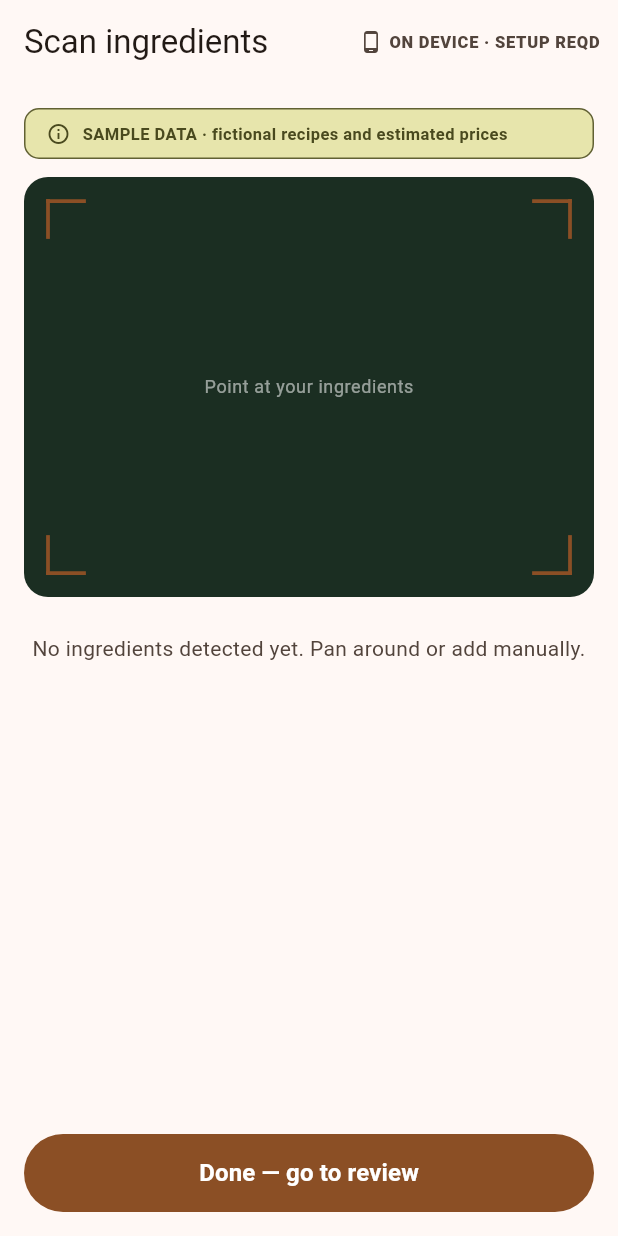
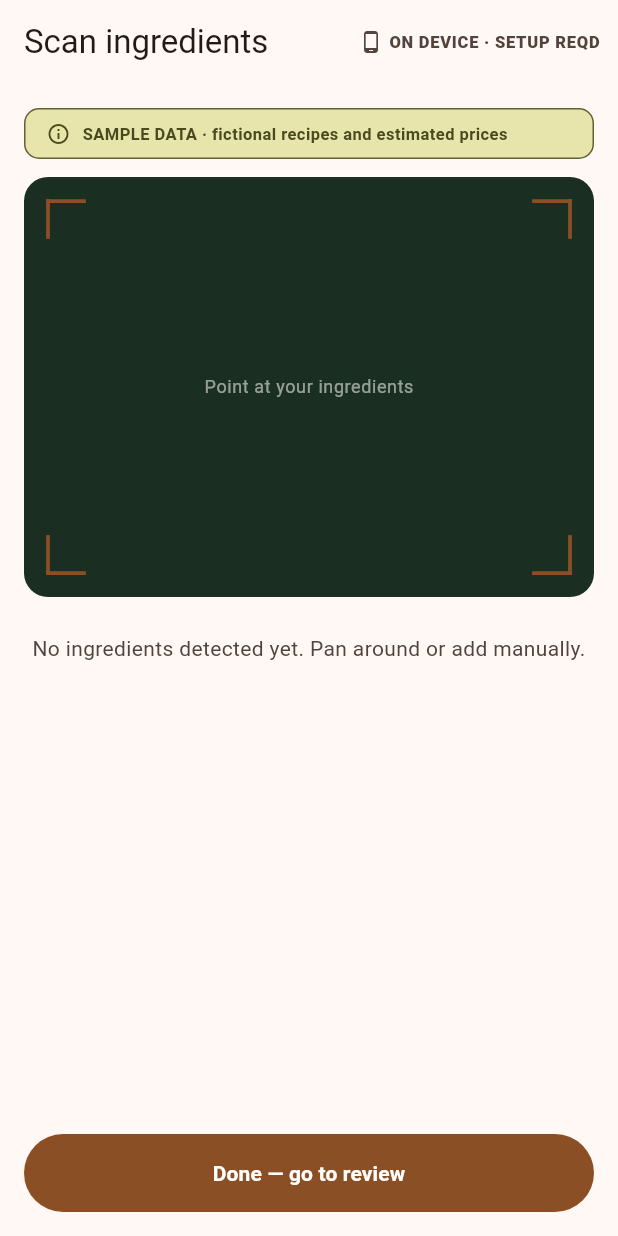
Before and after one commit to novadar-star/APPBUILDERS, a Flutter app: the screen it shows after launch, after a tap on "Start Scanning", on a phone screen of 412 x 824 dp. Run offline on Flutter 3.47's test engine with Material 3 defaults, Android fonts, the phone set to English and light mode, and no system bars; our stand-ins replace camera, flutter_riverpod, go_router, image_picker, shared_preferences.

Commit message:
fix: resolve all 5 blocking UI review findings

```diff
--- a/lib/features/detail/detail_screen.dart
+++ b/lib/features/detail/detail_screen.dart
@@ -480,7 +480,7 @@ class _AdaptedRecipeView extends StatelessWidget {
           _SectionHeading(
             icon: Icons.check_circle,
             label: 'You already have',
-            color: const Color(0xFF388E3C),
+            color: colorScheme.tertiary,
           ),
           const SizedBox(height: 6),
           ...owned.map((ai) => _IngredientRow(
@@ -496,7 +496,7 @@ class _AdaptedRecipeView extends StatelessWidget {
           _SectionHeading(
             icon: Icons.swap_horiz,
             label: 'Substitutions',
-            color: Colors.amber.shade700,
+            color: colorScheme.tertiary,
           ),
           const SizedBox(height: 6),
           ...substituted.map((ai) => _IngredientRow(
@@ -626,7 +626,7 @@ class _BaseRecipeView extends StatelessWidget {
           _SectionHeading(
             icon: Icons.check_circle,
             label: 'You have',
-            color: const Color(0xFF388E3C),
+            color: colorScheme.tertiary,
           ),
           const SizedBox(height: 4),
           ...owned.map((ri) => _IngredientRow(
--- a/lib/features/home/home_screen.dart
+++ b/lib/features/home/home_screen.dart
@@ -106,8 +106,7 @@ class HomeScreen extends ConsumerWidget {
                   },
                   child: const Text(
                     'Start Scanning',
-                    style: TextStyle(
-                        fontSize: 16, fontWeight: FontWeight.w700),
+                    style: TextStyle(fontWeight: FontWeight.w700),
                   ),
                 ),
               ),
@@ -122,8 +121,7 @@ class HomeScreen extends ConsumerWidget {
                   icon: const Icon(Icons.edit_note),
                   label: const Text(
                     'Add ingredients manually',
-                    style: TextStyle(
-                        fontSize: 16, fontWeight: FontWeight.w600),
+                    style: TextStyle(fontWeight: FontWeight.w600),
                   ),
                 ),
               ),
--- a/lib/features/review/review_screen.dart
+++ b/lib/features/review/review_screen.dart
@@ -254,9 +254,9 @@ class _ReviewScreenState extends ConsumerState<ReviewScreen> {
                   onPressed: () {
                     ref.read(ownedIngredientsProvider.notifier).state = {};
                   },
-                  child: const Text(
+                  child: Text(
                     'Clear all',
-                    style: TextStyle(color: Colors.red),
+                    style: TextStyle(color: colorScheme.error),
                   ),
                 ),
               ),
@@ -365,7 +365,7 @@ class _ReviewScreenState extends ConsumerState<ReviewScreen> {
                 child: const Text(
                   'Find recipes',
                   style:
-                      TextStyle(fontSize: 16, fontWeight: FontWeight.w700),
+                      TextStyle(fontWeight: FontWeight.w700),
                 ),
               ),
             ),
--- a/lib/features/scan/scan_screen.dart
+++ b/lib/features/scan/scan_screen.dart
@@ -268,8 +268,7 @@ class _ScanScreenState extends ConsumerState<ScanScreen> {
                   onPressed: _onDone,
                   child: const Text(
                     'Done — go to review',
-                    style: TextStyle(
-                        fontSize: 16, fontWeight: FontWeight.w700),
+                    style: TextStyle(fontWeight: FontWeight.w700),
                   ),
                 ),
               ),
--- a/lib/shared/on_device_badge.dart
+++ b/lib/shared/on_device_badge.dart
@@ -51,7 +51,7 @@ class OnDeviceBadge extends StatelessWidget {
       iconColor = colorScheme.onSurfaceVariant;
     } else if (bothReady) {
       label = 'On-device models · Ready';
-      iconColor = const Color(0xFF388E3C);
+      iconColor = colorScheme.tertiary;
     } else {
       label = 'On-device models · Setup required';
       iconColor = colorScheme.onSurfaceVariant;
@@ -132,7 +132,7 @@ class OnDeviceMini extends StatelessWidget {
       color = colorScheme.primary;
     } else if (bothReady) {
       tag = 'ON DEVICE · READY';
-      color = const Color(0xFF388E3C);
+      color = colorScheme.tertiary;
     } else {
       tag = 'ON DEVICE · SETUP REQD';
       color = colorScheme.onSurfaceVariant;
```
Also changed, not shown: 1 other file.
